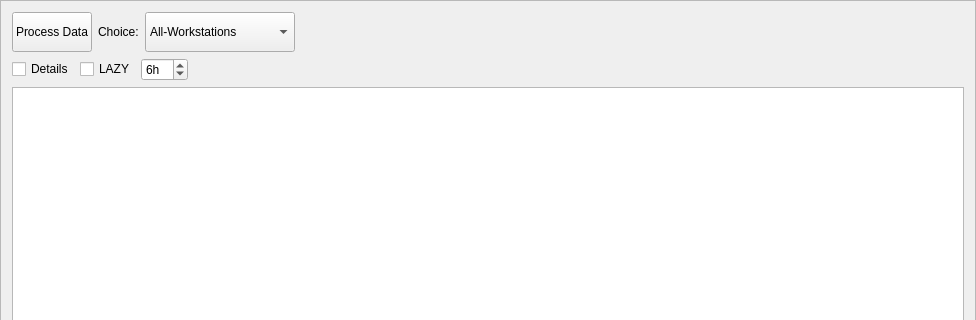
danlabici/taskcluster-worker-checker, file ui/check_status.ui: the form before one commit; both pictures show x 0 to 976 and y 0 to 320 of the 976 by 516 pixel window.
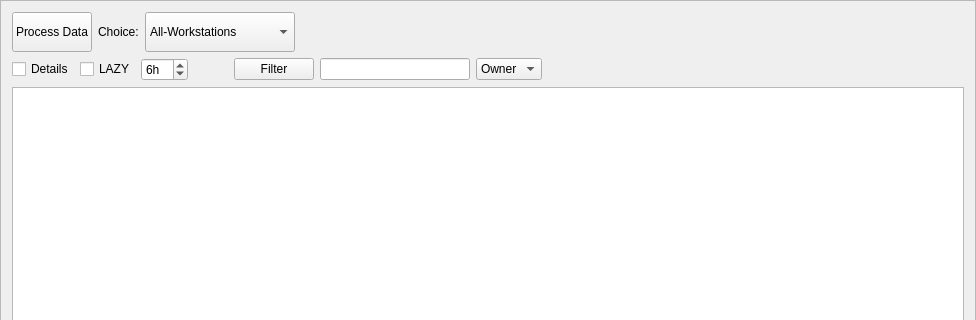
The form after the commit.

Commit message: filter feature works

```diff
--- a/ui/check_status.ui
+++ b/ui/check_status.ui
@@ -95,6 +95,23 @@
    </item>
    <item>
     <layout class="QGridLayout" name="gridLayout_2">
+     <item row="0" column="5">
+      <widget class="QLineEdit" name="filter_line">
+       <property name="maximumSize">
+        <size>
+         <width>150</width>
+         <height>16777215</height>
+        </size>
+       </property>
+      </widget>
+     </item>
+     <item row="0" column="4">
+      <widget class="QPushButton" name="filter_btn">
+       <property name="text">
+        <string>Filter</string>
+       </property>
+      </widget>
+     </item>
      <item row="0" column="0">
       <widget class="QCheckBox" name="details_check">
        <property name="text">
@@ -102,14 +119,7 @@
        </property>
       </widget>
      </item>
-     <item row="0" column="1">
-      <widget class="QCheckBox" name="lazy_check">
-       <property name="text">
-        <string>LAZY</string>
-       </property>
-      </widget>
-     </item>
-     <item row="0" column="3">
+     <item row="0" column="7">
       <spacer name="horizontalSpacer_2">
        <property name="orientation">
         <enum>Qt::Horizontal</enum>
@@ -122,6 +132,20 @@
        </property>
       </spacer>
      </item>
+     <item row="0" column="6">
+      <widget class="QComboBox" name="filter_combo">
+       <item>
+        <property name="text">
+         <string>Owner</string>
+        </property>
+       </item>
+       <item>
+        <property name="text">
+         <string>Notes</string>
+        </property>
+       </item>
+      </widget>
+     </item>
      <item row="0" column="2">
       <widget class="QSpinBox" name="lazy_spin">
        <property name="suffix">
@@ -138,6 +162,29 @@
        </property>
       </widget>
      </item>
+     <item row="0" column="1">
+      <widget class="QCheckBox" name="lazy_check">
+       <property name="text">
+        <string>LAZY</string>
+       </property>
+      </widget>
+     </item>
+     <item row="0" column="3">
+      <spacer name="horizontalSpacer_3">
+       <property name="orientation">
+        <enum>Qt::Horizontal</enum>
+       </property>
+       <property name="sizeType">
+        <enum>QSizePolicy::Maximum</enum>
+       </property>
+       <property name="sizeHint" stdset="0">
+        <size>
+         <width>40</width>
+         <height>20</height>
+        </size>
+       </property>
+      </spacer>
+     </item>
     </layout>
    </item>
    <item>
```
The commit also changes 2 other files.
